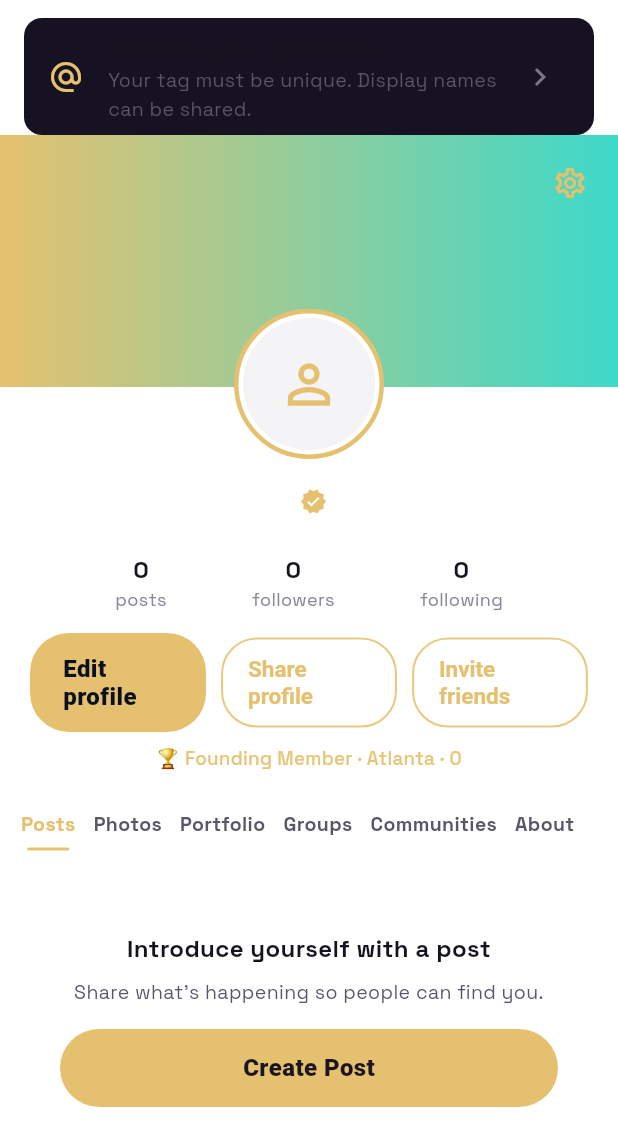
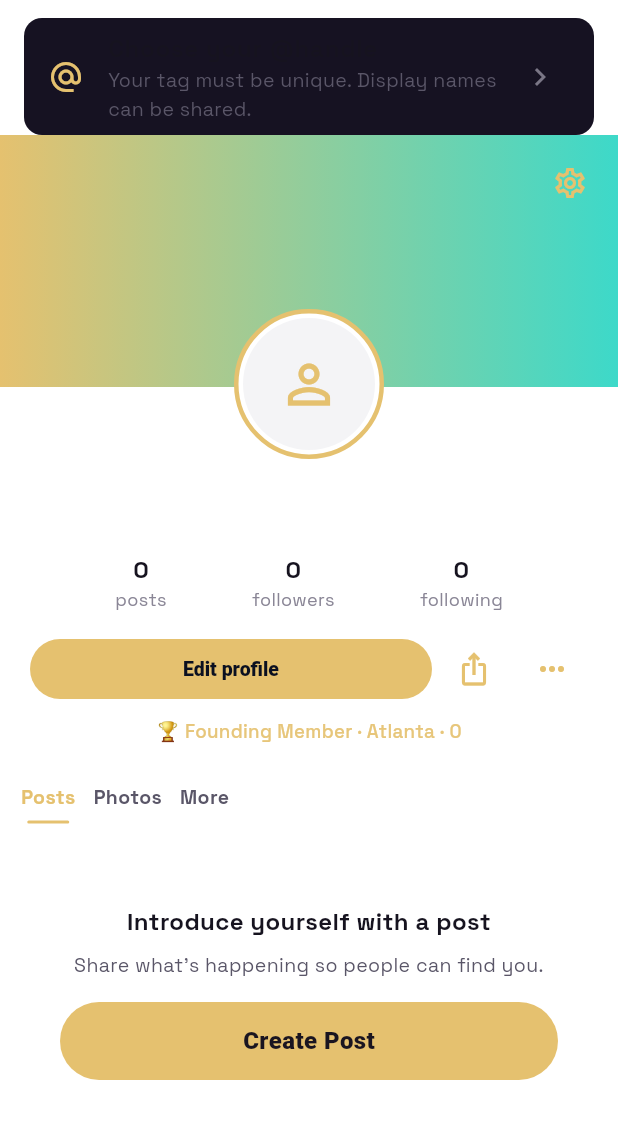
Before and after one commit to hkendale16-create/Firstvue, a Flutter app: the ProfileScreen screen opened directly, on a phone screen of 412 x 824 dp. Shown: the top 1146 px of the screen. Run offline on Flutter 3.47's test engine with Material 3 defaults, Android fonts, the phone set to English and light mode, and no system bars; our stand-ins replace app_links, audioplayers, flutter_local_notifications, flutter_map, geolocator, image_picker and 8 more; missing offline and left inert: cryptography, dart:html, dart:js_interop, flutter_webrtc, mapbox_maps_flutter; accounts and stored records are empty; network calls fail; project files that could hold a hidden picture were left out.

Commit message:
Declutter personal profiles to one CTA and three tabs.
Own and public member pages drop the extra header buttons and tab row.
Edit or Follow stays gold; share, invite, and message move to icons.
Portfolio, groups, communities, and saved items live under More.

Co-authored-by: hkendale16-create <hkendale16-create@users.noreply.github.com>

```diff
--- a/lib/screens/profile_screen.dart
+++ b/lib/screens/profile_screen.dart
@@ -42,6 +42,12 @@ import '../models/share_payload.dart';
 class ProfileScreen extends StatefulWidget {
   final int refreshToken;
 
+  static const tabLabels = [
+    'Posts',
+    'Photos',
+    'More',
+  ];
+
   const ProfileScreen({super.key, this.refreshToken = 0});
 
   @override
@@ -68,15 +74,6 @@ class _ProfileScreenState extends State<ProfileScreen> {
   int _pullRefreshToken = 0;
   List<OwnedBusiness> _approvedBusinesses = const [];
   bool _hasApprovedProfessional = false;
-
-  static const _tabLabels = [
-    'Posts',
-    'Photos',
-    'Portfolio',
-    'Groups',
-    'Communities',
-    'About',
-  ];
 
   @override
   void initState() {
@@ -558,26 +555,25 @@ class _ProfileScreenState extends State<ProfileScreen> {
         refreshToken: _effectiveRefreshToken,
         embedded: true,
       ),
-      2 => PortfolioAlbumsSection(
+      _ => _buildMoreTab(userId),
+    };
+  }
+
+  Widget _buildMoreTab(String userId) {
+    return Column(
+      crossAxisAlignment: CrossAxisAlignment.stretch,
+      children: [
+        PortfolioAlbumsSection(
           ownerType: PortfolioOwnerType.user,
           ownerId: userId,
           canManage: true,
         ),
-      3 => ProfileAffiliationsSection(
+        ProfileAffiliationsSection(
           profileId: userId,
           showGroups: true,
-        showCommunities: false,
-        refreshToken: _effectiveRefreshToken,
-      ),
-      4 => ProfileAffiliationsSection(
-        profileId: userId,
-        showGroups: false,
           showCommunities: true,
           refreshToken: _effectiveRefreshToken,
         ),
-      _ => Column(
-        crossAxisAlignment: CrossAxisAlignment.stretch,
-        children: [
         if (_approvedBusinesses.isNotEmpty)
           ListTile(
             leading: const Icon(
@@ -606,7 +602,7 @@ class _ProfileScreenState extends State<ProfileScreen> {
         Padding(
           padding: const EdgeInsets.fromLTRB(16, 8, 16, 0),
           child: Text(
-              'Your about & saved items stay private to you unless you choose to share them.',
+            'Saved items stay private unless you choose to share them.',
             style: TextStyle(
               color: context.fv.secondaryText,
               fontSize: 13,
@@ -615,8 +611,7 @@ class _ProfileScreenState extends State<ProfileScreen> {
           ),
         ),
       ],
-      ),
-    };
+    );
   }
 
   @override
@@ -698,7 +693,6 @@ class _ProfileScreenState extends State<ProfileScreen> {
                 avatarImageUrl: _profileImages.avatar?.signedUrl,
                 coverIsVideo: _profileImages.cover?.isVideo ?? false,
                 avatarIsVideo: _profileImages.avatar?.isVideo ?? false,
-                verified: user != null,
                 centerAvatar: true,
                 onCoverTap: _imageUpdating ? null : _showCoverOptions,
                 onAvatarTap: _imageUpdating ? null : _showAvatarOptions,
@@ -733,13 +727,35 @@ class _ProfileScreenState extends State<ProfileScreen> {
                           onPressed: _openEditProfile,
                           child: const Text('Edit profile'),
                         ),
-                        OutlinedButton(
+                      ],
+                iconActions: user == null
+                    ? const []
+                    : [
+                        IconButton(
                           onPressed: _shareProfile,
-                          child: const Text('Share profile'),
+                          tooltip: 'Share profile',
+                          icon: const Icon(
+                            Icons.ios_share_outlined,
+                            color: FirstVueColors.gold,
                           ),
-                        OutlinedButton(
-                          onPressed: () => InviteFriendsSheet.show(context),
-                          child: const Text('Invite friends'),
+                        ),
+                        PopupMenuButton<String>(
+                          tooltip: 'More',
+                          icon: const Icon(
+                            Icons.more_horiz,
+                            color: FirstVueColors.gold,
+                          ),
+                          onSelected: (value) {
+                            if (value == 'invite') {
+                              InviteFriendsSheet.show(context);
+                            }
+                          },
+                          itemBuilder: (context) => const [
+                            PopupMenuItem(
+                              value: 'invite',
+                              child: Text('Invite friends'),
+                            ),
+                          ],
                         ),
                       ],
                 trailing: user == null
@@ -778,7 +794,7 @@ class _ProfileScreenState extends State<ProfileScreen> {
               if (user != null) ...[
                 const SizedBox(height: 16),
                 SocialGoldUnderlineTabs(
-                  labels: _tabLabels,
+                  labels: ProfileScreen.tabLabels,
                   selectedIndex: _selectedTab,
                   onSelected: (index) => setState(() => _selectedTab = index),
                 ),
--- a/lib/widgets/social_chrome.dart
+++ b/lib/widgets/social_chrome.dart
@@ -1432,6 +1432,7 @@ class SocialProfileHeader extends StatelessWidget {
   final IconData avatarIcon;
   final List<ProfileStatItem> stats;
   final List<Widget> actions;
+  final List<Widget> iconActions;
   final VoidCallback? onCoverTap;
   final VoidCallback? onAvatarTap;
   final Widget? trailing;
@@ -1450,6 +1451,7 @@ class SocialProfileHeader extends StatelessWidget {
     this.avatarIcon = Icons.person_outline,
     this.stats = const [],
     this.actions = const [],
+    this.iconActions = const [],
     this.onCoverTap,
     this.onAvatarTap,
     this.trailing,
@@ -1556,6 +1558,25 @@ class SocialProfileHeader extends StatelessWidget {
                   handle!.startsWith('@') ? handle! : '@$handle',
                   style: TextStyle(color: fv.tertiaryText, fontSize: 14),
                 ),
+              if (bio != null && bio!.isNotEmpty) ...[
+                const SizedBox(height: 8),
+                Align(
+                  alignment: centerAvatar
+                      ? Alignment.center
+                      : Alignment.centerLeft,
+                  child: Text(
+                    bio!,
+                    textAlign: centerAvatar
+                        ? TextAlign.center
+                        : TextAlign.start,
+                    style: TextStyle(
+                      color: fv.secondaryText,
+                      fontSize: 13,
+                      height: 1.35,
+                    ),
+                  ),
+                ),
+              ],
               if (stats.isNotEmpty) ...[
                 const SizedBox(height: 14),
                 Row(
@@ -1587,29 +1608,62 @@ class SocialProfileHeader extends StatelessWidget {
                   ],
                 ),
               ],
-              if (actions.isNotEmpty) ...[
+              if (actions.isNotEmpty || iconActions.isNotEmpty) ...[
                 const SizedBox(height: 14),
-                Row(
-                  children: [
-                    for (var i = 0; i < actions.length; i++) ...[
-                      if (i > 0) const SizedBox(width: 10),
-                      Expanded(child: actions[i]),
+                Theme(
+                  data: Theme.of(context).copyWith(
+                    filledButtonTheme: FilledButtonThemeData(
+                      style: FilledButton.styleFrom(
+                        backgroundColor: FirstVueColors.gold,
+                        foregroundColor: FirstVueColors.onGold,
+                        elevation: 0,
+                        minimumSize: const Size(0, 40),
+                        padding: const EdgeInsets.symmetric(
+                          horizontal: 14,
+                          vertical: 8,
+                        ),
+                        textStyle: const TextStyle(
+                          fontWeight: FontWeight.w800,
+                          fontSize: 13,
+                        ),
+                        shape: RoundedRectangleBorder(
+                          borderRadius: BorderRadius.circular(20),
+                        ),
+                      ),
+                    ),
+                    outlinedButtonTheme: OutlinedButtonThemeData(
+                      style: OutlinedButton.styleFrom(
+                        foregroundColor: FirstVueColors.gold,
+                        minimumSize: const Size(0, 40),
+                        padding: const EdgeInsets.symmetric(
+                          horizontal: 12,
+                          vertical: 8,
+                        ),
+                        textStyle: const TextStyle(
+                          fontWeight: FontWeight.w700,
+                          fontSize: 13,
+                        ),
+                        side: BorderSide(
+                          width: 1.4,
+                          color: FirstVueColors.gold.withValues(alpha: 0.85),
+                        ),
+                        shape: RoundedRectangleBorder(
+                          borderRadius: BorderRadius.circular(20),
+                        ),
+                      ),
+                    ),
+                  ),
+                  child: Row(
+                    children: [
+                      for (var i = 0; i < actions.length; i++) ...[
+                        if (i > 0) const SizedBox(width: 8),
+                        Expanded(child: actions[i]),
+                      ],
+                      for (final icon in iconActions) ...[
+                        const SizedBox(width: 4),
+                        icon,
+                      ],
                     ],
-                  ],
-                ),
-              ],
-              if (bio != null && bio!.isNotEmpty) ...[
-                const SizedBox(height: 12),
-                Align(
-                  alignment: centerAvatar
-                      ? Alignment.center
-                      : Alignment.centerLeft,
-                  child: Text(
-                    bio!,
-                    textAlign: centerAvatar
-                        ? TextAlign.center
-                        : TextAlign.start,
-                    style: TextStyle(color: fv.secondaryText, fontSize: 13),
                   ),
                 ),
               ],
```
Also changed, not shown: lib/screens/member_public_profile_screen.dart (+18 -12 lines), 1 other file. Lines whose indentation alone changed are shown as unchanged.
